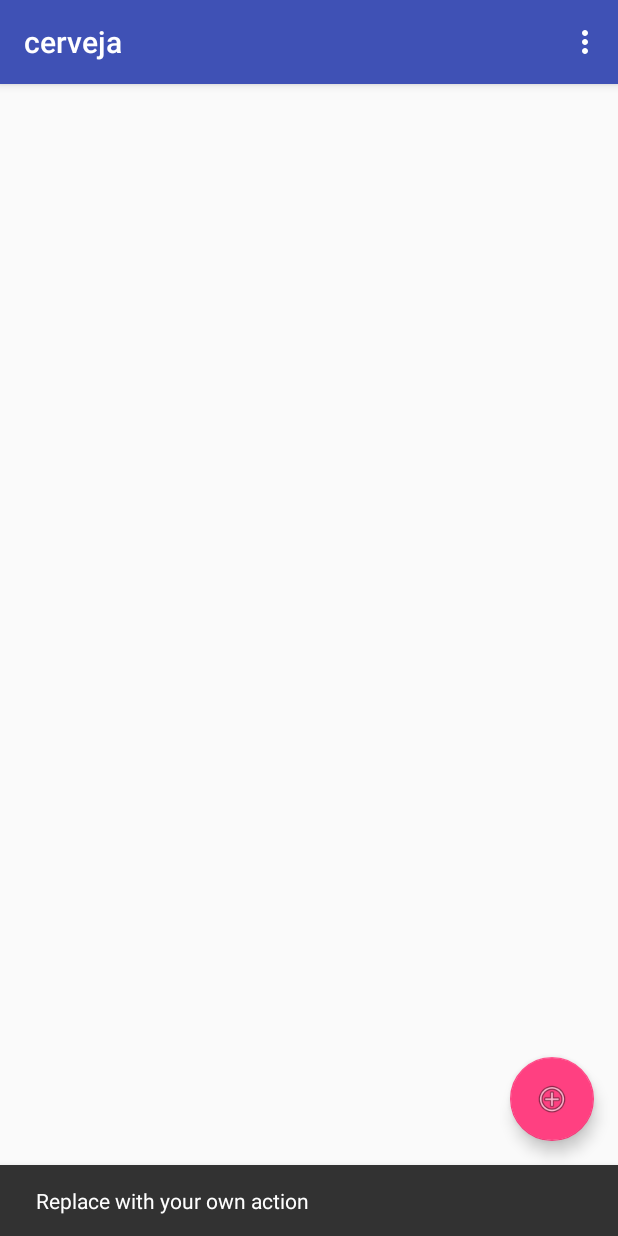
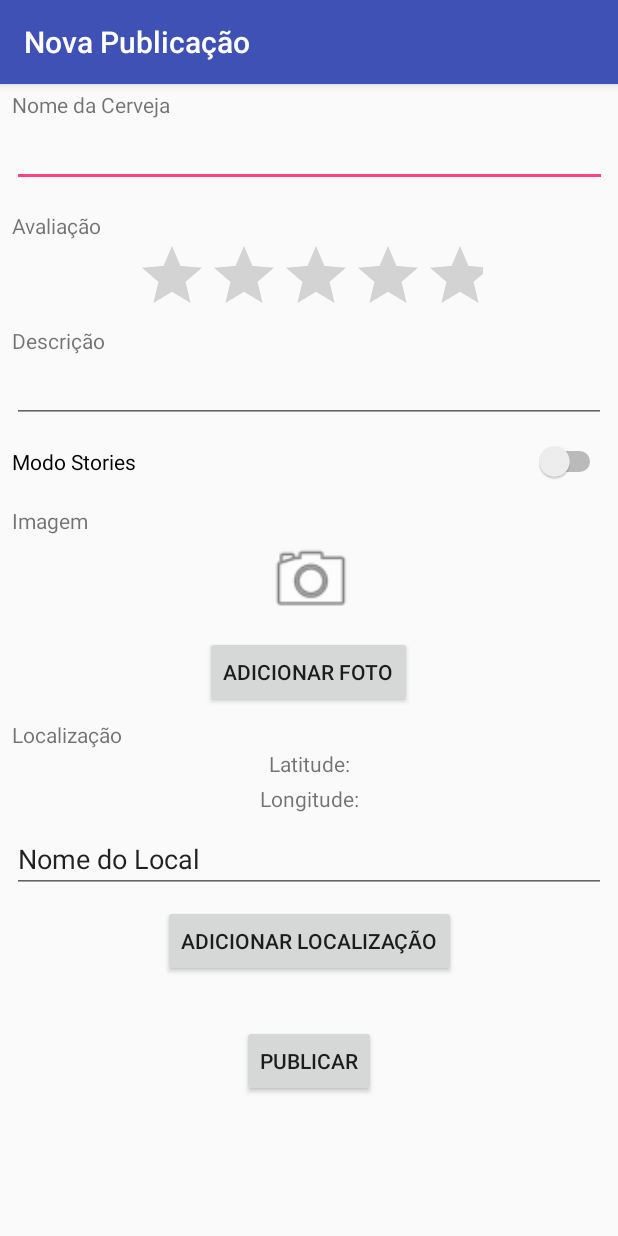
Before and after one commit to everson-souza/cerveja, an Android app: the screen it shows after launch (MainActivity before the commit, NewPubActivity after it), after a tap on an icon or button, on a phone screen of 412 x 824 dp. Run offline under Robolectric (Android 15) with nearby library versions, the phone set to English and light mode, and no system bars; our stand-ins replace Volley; network calls fail.

Commit message:
new pub activity created

```diff
--- a/app/build.gradle
+++ b/app/build.gradle
@@ -19,7 +19,7 @@ android {
 }
 
 dependencies {
-    implementation fileTree(dir: 'libs', include: ['*.jar'])
+    implementation fileTree(include: ['*.jar'], dir: 'libs')
     implementation 'com.android.support:appcompat-v7:28.0.0'
     implementation 'com.android.support.constraint:constraint-layout:1.1.3'
     implementation 'com.android.support:design:28.0.0'
@@ -27,4 +27,5 @@ dependencies {
     androidTestImplementation 'com.android.support.test:runner:1.0.2'
     androidTestImplementation 'com.android.support.test.espresso:espresso-core:3.0.2'
     implementation 'com.android.volley:volley:1.1.1'
+    implementation 'com.google.android.gms:play-services-location:12.0.1'
 }
--- a/app/src/main/java/br/com/everson/cerveja/MainActivity.java
+++ b/app/src/main/java/br/com/everson/cerveja/MainActivity.java
@@ -3,6 +3,7 @@ package br.com.everson.cerveja;
 import android.app.ActionBar;
 import android.app.Activity;
 import android.content.Context;
+import android.content.Intent;
 import android.os.Bundle;
 import android.support.design.widget.FloatingActionButton;
 import android.support.design.widget.Snackbar;
@@ -126,8 +127,8 @@ public class MainActivity extends AppCompatActivity {
         fab.setOnClickListener(new View.OnClickListener() {
             @Override
             public void onClick(View view) {
-                Snackbar.make(view, "Replace with your own action", Snackbar.LENGTH_LONG)
-                        .setAction("Action", null).show();
+                Intent it = new Intent(MainActivity.this, NewPubActivity.class);
+                startActivity(it);
             }
         });
     }
--- /dev/null
+++ b/app/src/main/java/br/com/everson/cerveja/NewPubActivity.java
@@ -0,0 +1,101 @@
+package br.com.everson.cerveja;
+
+import android.Manifest;
+import android.content.Intent;
+import android.content.pm.PackageManager;
+import android.graphics.Bitmap;
+import android.location.Location;
+import android.location.LocationListener;
+import android.media.Image;
+import android.os.Bundle;
+
+import android.provider.MediaStore;
+import android.support.v4.app.ActivityCompat;
+import android.support.v7.app.AppCompatActivity;
+import android.support.v7.widget.Toolbar;
+import android.view.View;
+import android.widget.Button;
+import android.widget.EditText;
+import android.widget.ImageView;
+import android.widget.RatingBar;
+import android.widget.Switch;
+import android.widget.TextView;
+import android.widget.Toast;
+import android.location.LocationManager;
+
+import com.google.android.gms.location.FusedLocationProviderClient;
+import com.google.android.gms.location.LocationServices;
+import com.google.android.gms.tasks.OnSuccessListener;
+
+import static android.Manifest.permission.ACCESS_FINE_LOCATION;
+
+public class NewPubActivity extends AppCompatActivity{
+
+    private EditText editBeerName;
+    private EditText editBeerDesc;
+    private RatingBar editBeerRating;
+    private Switch editStories;
+    private Button submitImg;
+    private Button submitLocation;
+    private ImageView imgBeer;
+    private LocationManager locationMananger;
+    private LocationListener locationListener;
+
+    @Override
+    protected void onCreate(Bundle savedInstanceState) {
+        super.onCreate(savedInstanceState);
+        setContentView(R.layout.activity_new_pub);
+        Toolbar toolbar = (Toolbar) findViewById(R.id.toolbar);
+        setSupportActionBar(toolbar);
+
+        editBeerName = (EditText) findViewById(R.id.editBeerName);
+        editBeerDesc = (EditText) findViewById(R.id.editBeerDesc);
+        editBeerRating = (RatingBar) findViewById(R.id.editBeerRating);
+        editStories = (Switch) findViewById(R.id.editStories);
+        submitImg = (Button) findViewById(R.id.submitImg);
+        imgBeer = (ImageView) findViewById(R.id.imgBeer);
+        submitLocation = (Button) findViewById(R.id.submitLocation);
+        locationMananger = (LocationManager) getSystemService(LOCATION_SERVICE);
+
+        submitLocation.setOnClickListener(new View.OnClickListener() {
+            @Override
+            public void onClick(View view) {
+
+                if (ActivityCompat.checkSelfPermission(NewPubActivity.this, ACCESS_FINE_LOCATION) != PackageManager.PERMISSION_GRANTED) {
+                    Toast.makeText(NewPubActivity.this, "Você precisa permitr acesso à localização", Toast.LENGTH_LONG).show();
+                    return;
+                }
+                Location location = locationMananger.getLastKnownLocation(LocationManager.GPS_PROVIDER);
+                double longitude = location.getLongitude();
+                double latitude = location.getLatitude();
+                if(location!=null){
+                    TextView textLatitude = findViewById(R.id.textLatitude);
+                    textLatitude.setText("Latitude: " + String.valueOf(latitude));
+                    TextView textLongitude = findViewById(R.id.textLongitude);
+                    textLongitude.setText("Longitude: " + String.valueOf(longitude));
+                }
+            }
+        });
+
+
+        submitImg.setOnClickListener(new View.OnClickListener() {
+            @Override
+            public void onClick(View v) {
+                Intent intent = new Intent(MediaStore.ACTION_IMAGE_CAPTURE);
+                startActivityForResult(intent, 0);
+            }
+        });
+
+    }
+
+    protected void onActivityResult(int requestCode, int resultCode, Intent data){
+        super.onActivityResult(requestCode, resultCode, data);
+        Bitmap bitmap = (Bitmap)data.getExtras().get("data");
+        imgBeer.setImageBitmap(bitmap);
+    }
+
+    private void requestPermission(){
+        ActivityCompat.requestPermissions(this, new String[]{ACCESS_FINE_LOCATION}, 1);
+    }
+
+}
--- /dev/null
+++ b/app/src/main/res/layout/activity_new_pub.xml
@@ -0,0 +1,27 @@
+<?xml version="1.0" encoding="utf-8"?>
+<android.support.design.widget.CoordinatorLayout xmlns:android="http://schemas.android.com/apk/res/android"
+    xmlns:app="http://schemas.android.com/apk/res-auto"
+    xmlns:tools="http://schemas.android.com/tools"
+    android:layout_width="match_parent"
+    android:layout_height="match_parent"
+    tools:context=".NewPubActivity">
+
+    <android.support.design.widget.AppBarLayout
+        android:layout_width="match_parent"
+        android:layout_height="wrap_content"
+        android:theme="@style/AppTheme.AppBarOverlay">
+
+        <android.support.v7.widget.Toolbar
+            android:id="@+id/toolbar"
+            android:layout_width="match_parent"
+            android:layout_height="?attr/actionBarSize"
+            android:background="?attr/colorPrimary"
+            app:popupTheme="@style/AppTheme.PopupOverlay" />
+
+    </android.support.design.widget.AppBarLayout>
+
+    <include
+        android:id="@+id/avaliacao_bar"
+        layout="@layout/content_new_pub" />
+
+</android.support.design.widget.CoordinatorLayout>
--- /dev/null
+++ b/app/src/main/res/layout/content_new_pub.xml
@@ -0,0 +1,248 @@
+<?xml version="1.0" encoding="utf-8"?>
+<ScrollView xmlns:android="http://schemas.android.com/apk/res/android"
+    xmlns:app="http://schemas.android.com/apk/res-auto"
+    xmlns:tools="http://schemas.android.com/tools"
+    android:layout_width="match_parent"
+    android:layout_height="match_parent"
+    tools:context=".NewPubActivity">
+
+    <android.support.constraint.ConstraintLayout xmlns:android="http://schemas.android.com/apk/res/android"
+        xmlns:app="http://schemas.android.com/apk/res-auto"
+        xmlns:tools="http://schemas.android.com/tools"
+        android:layout_width="match_parent"
+        android:layout_height="wrap_content"
+        android:orientation="vertical"
+        app:layout_behavior="@string/appbar_scrolling_view_behavior"
+        tools:context=".NewPubActivity"
+        tools:showIn="@layout/activity_new_pub">
+
+        <TextView
+            android:id="@+id/textBeerName"
+            android:layout_width="0dp"
+            android:layout_height="wrap_content"
+            android:layout_marginStart="8dp"
+            android:layout_marginLeft="8dp"
+            android:layout_marginTop="60dp"
+            android:layout_marginEnd="8dp"
+            android:layout_marginRight="8dp"
+            android:text="Nome da Cerveja"
+            app:layout_constraintEnd_toEndOf="parent"
+            app:layout_constraintStart_toStartOf="parent"
+            app:layout_constraintTop_toTopOf="parent" />
+
+        <EditText
+            android:id="@+id/editBeerName"
+            android:layout_width="0dp"
+            android:layout_height="wrap_content"
+            android:layout_marginStart="8dp"
+            android:layout_marginLeft="8dp"
+            android:layout_marginEnd="7dp"
+            android:layout_marginRight="7dp"
+            android:ems="10"
+            android:inputType="textPersonName"
+            app:layout_constraintEnd_toEndOf="parent"
+            app:layout_constraintStart_toStartOf="parent"
+            app:layout_constraintTop_toBottomOf="@+id/textBeerName" />
+
+        <TextView
+            android:id="@+id/textBeerRating"
+            android:layout_width="0dp"
+            android:layout_height="wrap_content"
+            android:layout_marginStart="8dp"
+            android:layout_marginLeft="8dp"
+            android:layout_marginTop="16dp"
+            android:layout_marginEnd="8dp"
+            android:layout_marginRight="8dp"
+            android:text="Avaliação"
+            app:layout_constraintEnd_toEndOf="parent"
+            app:layout_constraintStart_toStartOf="parent"
+            app:layout_constraintTop_toBottomOf="@+id/editBeerName" />
+
+        <RatingBar
+            android:id="@+id/editBeerRating"
+            android:layout_width="231dp"
+            android:layout_height="wrap_content"
+            android:layout_marginStart="8dp"
+            android:layout_marginLeft="8dp"
+            android:layout_marginEnd="8dp"
+            android:layout_marginRight="8dp"
+            app:layout_constraintEnd_toEndOf="parent"
+            app:layout_constraintStart_toStartOf="parent"
+            app:layout_constraintTop_toBottomOf="@+id/textBeerRating" />
+
+        <TextView
+            android:id="@+id/textBeerDesc"
+            android:layout_width="0dp"
+            android:layout_height="wrap_content"
+            android:layout_marginStart="8dp"
+            android:layout_marginLeft="8dp"
+            android:layout_marginEnd="8dp"
+            android:layout_marginRight="8dp"
+            android:text="Descrição"
+            app:layout_constraintEnd_toEndOf="parent"
+            app:layout_constraintStart_toStartOf="parent"
+            app:layout_constraintTop_toBottomOf="@+id/editBeerRating" />
+
+        <EditText
+            android:id="@+id/editBeerDesc"
+            android:layout_width="0dp"
+            android:layout_height="wrap_content"
+            android:layout_marginStart="8dp"
+            android:layout_marginLeft="8dp"
+            android:layout_marginEnd="8dp"
+            android:layout_marginRight="8dp"
+            android:ems="10"
+            android:inputType="textPersonName"
+            app:layout_constraintEnd_toEndOf="parent"
+            app:layout_constraintStart_toStartOf="parent"
+            app:layout_constraintTop_toBottomOf="@+id/textBeerDesc" />
+
+        <Switch
+            android:id="@+id/editStories"
+            android:layout_width="0dp"
+            android:layout_height="wrap_content"
+            android:layout_marginStart="8dp"
+            android:layout_marginLeft="8dp"
+            android:layout_marginTop="12dp"
+            android:layout_marginEnd="8dp"
+            android:layout_marginRight="8dp"
+            android:text="Modo Stories"
+            app:layout_constraintEnd_toEndOf="parent"
+            app:layout_constraintStart_toStartOf="parent"
+            app:layout_constraintTop_toBottomOf="@+id/editBeerDesc" />
+
+
+        <Button
+            android:id="@+id/submitPub"
+            android:layout_width="wrap_content"
+            android:layout_height="wrap_content"
+            android:layout_marginStart="8dp"
+            android:layout_marginLeft="8dp"
+            android:layout_marginTop="32dp"
+            android:layout_marginEnd="8dp"
+            android:layout_marginRight="8dp"
+            android:layout_marginBottom="8dp"
+            android:text="Publicar"
+            app:layout_constraintBottom_toBottomOf="parent"
+            app:layout_constraintEnd_toEndOf="parent"
+            app:layout_constraintStart_toStartOf="parent"
+            app:layout_constraintTop_toBottomOf="@+id/submitLocation"
+            app:layout_constraintVertical_bias="1.0" />
+
+        <TextView
+            android:id="@+id/textBeerImage"
+            android:layout_width="0dp"
+            android:layout_height="wrap_content"
+            android:layout_marginStart="8dp"
+            android:layout_marginLeft="8dp"
+            android:layout_marginTop="16dp"
+            android:layout_marginEnd="8dp"
+            android:layout_marginRight="8dp"
+            android:text="Imagem"
+            app:layout_constraintEnd_toEndOf="parent"
+            app:layout_constraintStart_toStartOf="parent"
+            app:layout_constraintTop_toBottomOf="@+id/editStories" />
+
+        <ImageView
+            android:id="@+id/imgBeer"
+            android:layout_width="0dp"
+            android:layout_height="59dp"
+            android:layout_marginStart="8dp"
+            android:layout_marginLeft="8dp"
+            android:layout_marginEnd="5dp"
+            android:layout_marginRight="5dp"
+            android:contentDescription="@string/imgPub"
+            app:layout_constraintEnd_toEndOf="parent"
+            app:layout_constraintStart_toStartOf="parent"
+            app:layout_constraintTop_toBottomOf="@+id/textBeerImage"
+            app:srcCompat="@android:drawable/ic_menu_camera" />
+
+        <Button
+            android:id="@+id/submitImg"
+            android:layout_width="wrap_content"
+            android:layout_height="wrap_content"
+            android:layout_marginStart="8dp"
+            android:layout_marginLeft="8dp"
+            android:layout_marginTop="8dp"
+            android:layout_marginEnd="11dp"
+            android:layout_marginRight="11dp"
+            android:text="Adicionar Foto"
+            app:layout_constraintEnd_toEndOf="parent"
+            app:layout_constraintHorizontal_bias="0.506"
+            app:layout_constraintStart_toStartOf="parent"
+            app:layout_constraintTop_toBottomOf="@+id/imgBeer" />
+
+        <TextView
+            android:id="@+id/textLocation"
+            android:layout_width="0dp"
+            android:layout_height="wrap_content"
+            android:layout_marginStart="8dp"
+            android:layout_marginLeft="8dp"
+            android:layout_marginTop="8dp"
+            android:layout_marginEnd="8dp"
+            android:layout_marginRight="8dp"
+            android:text="Localização"
+            app:layout_constraintEnd_toEndOf="parent"
+            app:layout_constraintStart_toStartOf="parent"
+            app:layout_constraintTop_toBottomOf="@+id/submitImg" />
+
+        <Button
+            android:id="@+id/submitLocation"
+            android:layout_width="wrap_content"
+            android:layout_height="wrap_content"
+            android:layout_marginStart="8dp"
+            android:layout_marginLeft="8dp"
+            android:layout_marginTop="8dp"
+            android:layout_marginEnd="8dp"
+            android:layout_marginRight="8dp"
+            android:text="Adicionar localização"
+            app:layout_constraintEnd_toEndOf="parent"
+            app:layout_constraintStart_toStartOf="parent"
+            app:layout_constraintTop_toBottomOf="@+id/editLocation" />
+
+        <TextView
+            android:id="@+id/textLatitude"
+            android:layout_width="wrap_content"
+            android:layout_height="wrap_content"
+            android:layout_marginStart="8dp"
+            android:layout_marginLeft="8dp"
+            android:layout_marginEnd="8dp"
+            android:layout_marginRight="8dp"
+            android:text="Latitude:"
+            app:layout_constraintEnd_toEndOf="parent"
+            app:layout_constraintStart_toStartOf="parent"
+            app:layout_constraintTop_toBottomOf="@+id/textLocation" />
+
+        <TextView
+            android:id="@+id/textLongitude"
+            android:layout_width="wrap_content"
+            android:layout_height="wrap_content"
+            android:layout_marginStart="8dp"
+            android:layout_marginLeft="8dp"
+            android:layout_marginTop="4dp"
+            android:layout_marginEnd="8dp"
+            android:layout_marginRight="8dp"
+            android:text="Longitude:"
+            app:layout_constraintEnd_toEndOf="parent"
+            app:layout_constraintStart_toStartOf="parent"
+            app:layout_constraintTop_toBottomOf="@+id/textLatitude" />
+
+        <EditText
+            android:id="@+id/editLocation"
+            android:layout_width="0dp"
+            android:layout_height="wrap_content"
+            android:layout_marginStart="8dp"
+            android:layout_marginLeft="8dp"
+            android:layout_marginTop="8dp"
+            android:layout_marginEnd="8dp"
+            android:layout_marginRight="8dp"
+            android:ems="10"
+            android:inputType="textPersonName"
+            android:text="Nome do Local"
+            app:layout_constraintEnd_toEndOf="parent"
+            app:layout_constraintHorizontal_bias="0.0"
+            app:layout_constraintStart_toStartOf="parent"
+            app:layout_constraintTop_toBottomOf="@+id/textLongitude" />
+
+    </android.support.constraint.ConstraintLayout>
+</ScrollView>
--- a/app/src/main/res/values/strings.xml
+++ b/app/src/main/res/values/strings.xml
@@ -1,4 +1,6 @@
 <resources>
     <string name="app_name">cerveja</string>
     <string name="action_settings">Settings</string>
+    <string name="title_activity_new_pub">NewPubActivity</string>
+    <string name="imgPub">imgPub</string>
 </resources>
--- a/app/src/main/res/values/styles.xml
+++ b/app/src/main/res/values/styles.xml
@@ -18,6 +18,7 @@
         <item name="android:textStyle">bold</item>
 
     </style>
+
     <style name="nome_publicacao_stories">
         <item name="android:textSize">40sp</item>
         <item name="android:textStyle">bold</item>
--- a/build.gradle
+++ b/build.gradle
@@ -7,7 +7,7 @@ buildscript {
         jcenter()
     }
     dependencies {
-        classpath 'com.android.tools.build:gradle:3.1.4'
+        classpath 'com.android.tools.build:gradle:3.2.0'
 
         // NOTE: Do not place your application dependencies here; they belong
         // in the individual module build.gradle files
```
Also changed, not shown: app/src/main/AndroidManifest.xml (+7 -1 lines), gradle/wrapper/gradle-wrapper.properties.
